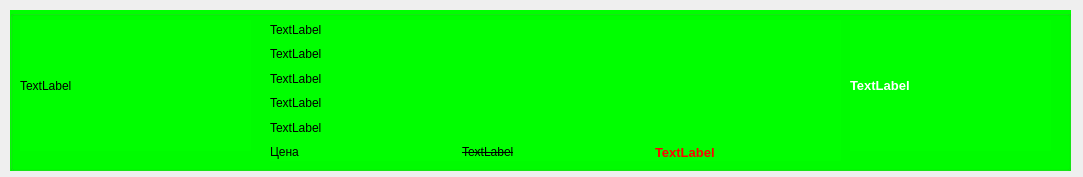
Qt form ui/card.ui (Ekaterina120/setup) before a commit.
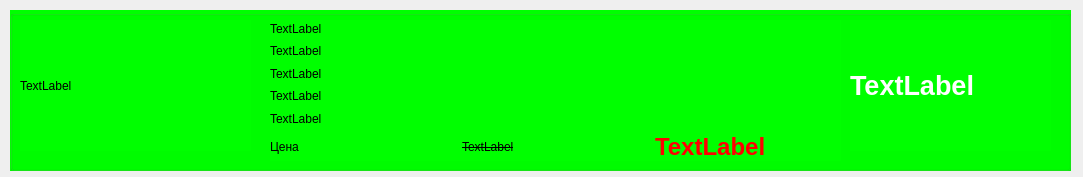
The same form after that commit.

Diff of the .ui file:
```diff
--- a/ui/card.ui
+++ b/ui/card.ui
@@ -111,7 +111,7 @@
         <widget class="QLabel" name="label_9">
          <property name="font">
           <font>
-           <pointsize>10</pointsize>
+           <pointsize>18</pointsize>
            <weight>75</weight>
            <bold>true</bold>
           </font>
@@ -139,7 +139,7 @@
     </property>
     <property name="font">
      <font>
-      <pointsize>10</pointsize>
+      <pointsize>20</pointsize>
       <weight>75</weight>
       <bold>true</bold>
      </font>
```
